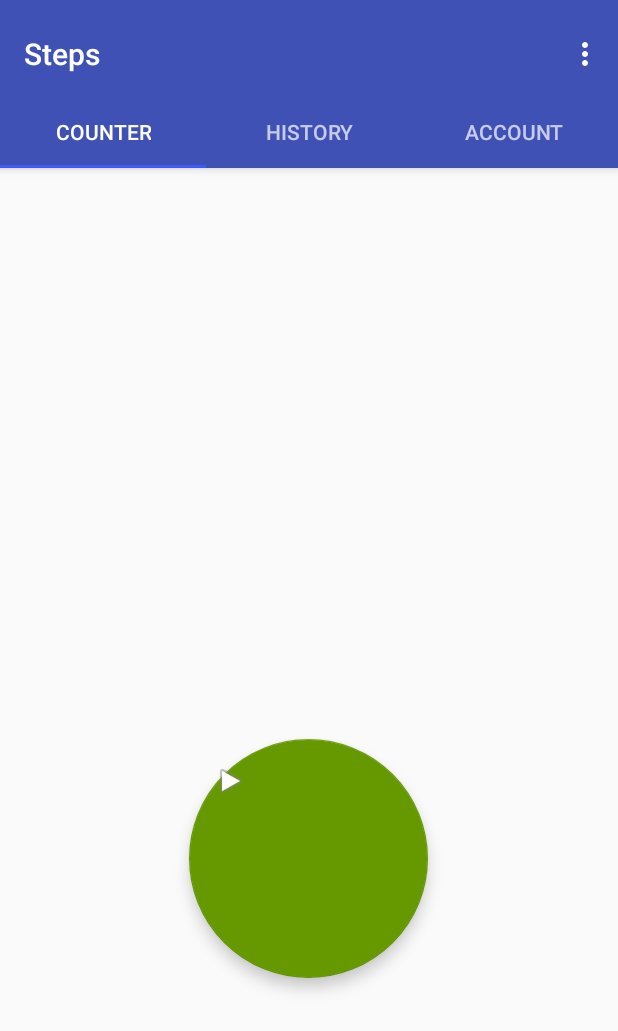
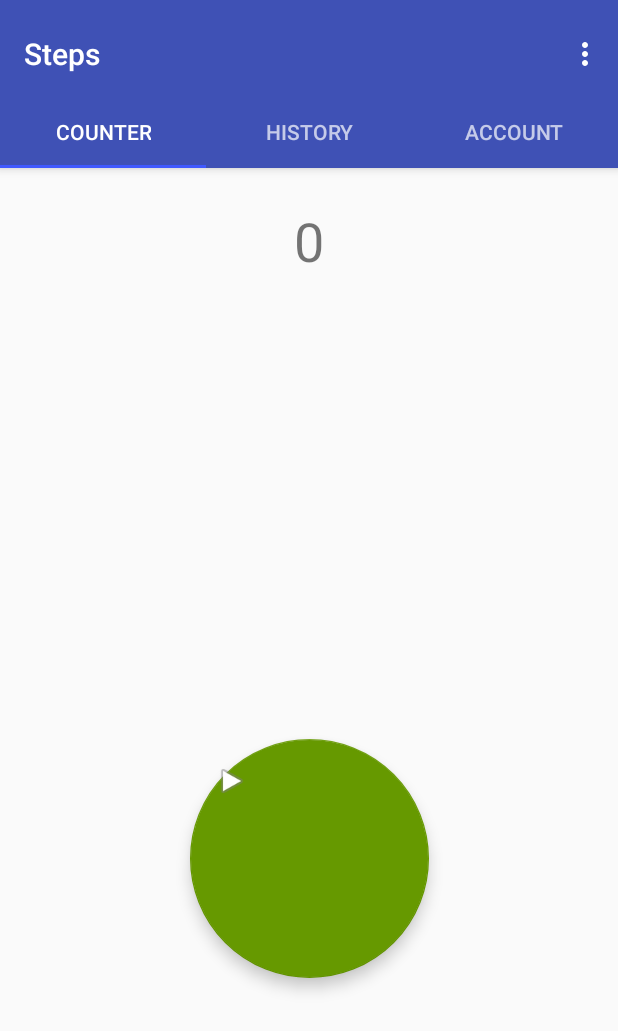
Before and after one commit to hitesh-2457/Steps, an Android app: the screen it shows after launch (MainActivity), in the options menu, after a tap on "Settings", on a phone screen of 412 x 824 dp. Shown: the top 1031 px of the screen. Run offline under Robolectric (Android 15) with nearby library versions, the phone set to English and light mode, and no system bars.

Commit message:
Step Detector working

```diff
--- a/app/src/main/java/com/utd/mxp165130/steps/MainActivity.java
+++ b/app/src/main/java/com/utd/mxp165130/steps/MainActivity.java
@@ -1,28 +1,31 @@
 package com.utd.mxp165130.steps;
 
+import android.hardware.Sensor;
+import android.hardware.SensorEvent;
+import android.hardware.SensorEventListener;
+import android.hardware.SensorManager;
+import android.os.Bundle;
 import android.support.design.widget.TabLayout;
-import android.support.design.widget.FloatingActionButton;
-import android.support.design.widget.Snackbar;
-import android.support.v7.app.AppCompatActivity;
-import android.support.v7.widget.DefaultItemAnimator;
-import android.support.v7.widget.LinearLayoutManager;
-import android.support.v7.widget.RecyclerView;
-import android.support.v7.widget.Toolbar;
-
 import android.support.v4.app.Fragment;
 import android.support.v4.app.FragmentManager;
 import android.support.v4.app.FragmentPagerAdapter;
 import android.support.v4.view.ViewPager;
-import android.os.Bundle;
-import android.view.LayoutInflater;
+import android.support.v7.app.AppCompatActivity;
+import android.support.v7.widget.Toolbar;
+import android.util.Log;
 import android.view.Menu;
 import android.view.MenuItem;
 import android.view.View;
-import android.view.ViewGroup;
-
 import android.widget.TextView;
 
-public class MainActivity extends AppCompatActivity {
+import static android.support.constraint.Constraints.TAG;
+
+public class MainActivity extends AppCompatActivity implements SensorEventListener {
+
+    private static SensorManager mSensorManager;
+    private static Sensor mStepDetector;
+    private int initialCount=0;
+    private TextView counter;
 
     /**
      * The {@link android.support.v4.view.PagerAdapter} that will provide
@@ -53,12 +56,16 @@ public class MainActivity extends AppCompatActivity {
         // Set up the ViewPager with the sections adapter.
         mViewPager = (ViewPager) findViewById(R.id.container);
         mViewPager.setAdapter(mSectionsPagerAdapter);
+        mViewPager.setOffscreenPageLimit(2);
 
         TabLayout tabLayout = (TabLayout) findViewById(R.id.tabs);
 
         mViewPager.addOnPageChangeListener(new TabLayout.TabLayoutOnPageChangeListener(tabLayout));
         tabLayout.addOnTabSelectedListener(new TabLayout.ViewPagerOnTabSelectedListener(mViewPager));
 
+        mSensorManager = (SensorManager)this.getSystemService(SENSOR_SERVICE);
+        mStepDetector = mSensorManager.getDefaultSensor(Sensor.TYPE_STEP_DETECTOR);
+        this.counter = (TextView) findViewById(R.id.textView8);
 
 //        RecyclerView recyclerView = (RecyclerView) findViewById(R.id.recyclerView);
 //
@@ -69,7 +76,6 @@ public class MainActivity extends AppCompatActivity {
 //        recyclerView.setAdapter(rAdapter);
 
     }
-
 
     @Override
     public boolean onCreateOptionsMenu(Menu menu) {
@@ -93,40 +99,71 @@ public class MainActivity extends AppCompatActivity {
         return super.onOptionsItemSelected(item);
     }
 
-    /**
-     * A placeholder fragment containing a simple view.
-     */
-    public static class PlaceholderFragment extends Fragment {
-        /**
-         * The fragment argument representing the section number for this
-         * fragment.
-         */
-        private static final String ARG_SECTION_NUMBER = "section_number";
+    @Override
+    public void onResume() {
+        super.onResume();
+        mSensorManager.registerListener(this, mStepDetector, SensorManager.SENSOR_DELAY_NORMAL);
+    }
 
-        public PlaceholderFragment() {
-        }
+    @Override
+    public void onPause() {
+        super.onPause();
+        mSensorManager.unregisterListener(this);
+    }
 
-        /**
-         * Returns a new instance of this fragment for the given section
-         * number.
-         */
-        public static PlaceholderFragment newInstance(int sectionNumber) {
-            PlaceholderFragment fragment = new PlaceholderFragment();
-            Bundle args = new Bundle();
-            args.putInt(ARG_SECTION_NUMBER, sectionNumber);
-            fragment.setArguments(args);
-            return fragment;
-        }
+    @Override
+    public void onSensorChanged(SensorEvent event) {
+        Log.i(TAG, "onSensorChanged: --------------------"+String.valueOf((int)event.values[0]));
+        this.initialCount += (int) event.values[0];
+        counter.setText(String.valueOf(initialCount));
+    }
 
-        @Override
-        public View onCreateView(LayoutInflater inflater, ViewGroup container,
-                                 Bundle savedInstanceState) {
-            View rootView = inflater.inflate(R.layout.fragment_main, container, false);
-            TextView textView = (TextView) rootView.findViewById(R.id.section_label);
-            textView.setText(getString(R.string.section_format, getArguments().getInt(ARG_SECTION_NUMBER)));
-            return rootView;
-        }
+    @Override
+    public void onAccuracyChanged(Sensor sensor, int accuracy) {
+
     }
+
+    public void startRec(View v){
+        counter = ((View)v.getParent()).findViewById(R.id.textView8);
+        counter.setVisibility(View.VISIBLE);
+        this.initialCount = 0;
+        counter.setText("0");
+    }
+
+//    /**
+//     * A placeholder fragment containing a simple view.
+//     */
+//    public static class PlaceholderFragment extends Fragment {
+//        /**
+//         * The fragment argument representing the section number for this
+//         * fragment.
+//         */
+//        private static final String ARG_SECTION_NUMBER = "section_number";
+//
+//        public PlaceholderFragment() {
+//        }
+//
+//        /**
+//         * Returns a new instance of this fragment for the given section
+//         * number.
+//         */
+//        public static PlaceholderFragment newInstance(int sectionNumber) {
+//            PlaceholderFragment fragment = new PlaceholderFragment();
+//            Bundle args = new Bundle();
+//            args.putInt(ARG_SECTION_NUMBER, sectionNumber);
+//            fragment.setArguments(args);
+//            return fragment;
+//        }
+//
+//        @Override
+//        public View onCreateView(LayoutInflater inflater, ViewGroup container,
+//                                 Bundle savedInstanceState) {
+//            View rootView = inflater.inflate(R.layout.fragment_main, container, false);
+//            TextView textView = (TextView) rootView.findViewById(R.id.textView8);
+//            textView.setText(getString(R.string.section_format, getArguments().getInt(ARG_SECTION_NUMBER)));
+//            return rootView;
+//        }
+//    }
 
 
 
@@ -140,14 +177,16 @@ public class MainActivity extends AppCompatActivity {
         public SectionsPagerAdapter(FragmentManager fm) {
             super(fm);
         }
+        private static final String TAG = "MyActivity";
 
         @Override
         public Fragment getItem(int position) {
+            Log.i(TAG,"getItem: --------------------"+position+"--------------------");
              if(position == 0){
                  return TabFragment1.newInstance();
              }
              else if(position == 1) {
-                 return  TabFragment2.newInstance();
+                 return TabFragment2.newInstance();
              }
              else  {
                  return TabFragment3.newInstance();
--- a/app/src/main/java/com/utd/mxp165130/steps/TabFragment1.java
+++ b/app/src/main/java/com/utd/mxp165130/steps/TabFragment1.java
@@ -1,12 +1,14 @@
 package com.utd.mxp165130.steps;
 
+import android.content.Context;
+import android.hardware.*;
 import android.os.Bundle;
+import android.support.design.widget.FloatingActionButton;
 import android.support.v4.app.Fragment;
+import android.util.Log;
 import android.view.LayoutInflater;
 import android.view.View;
 import android.view.ViewGroup;
-
-import com.utd.mxp165130.steps.R;
 
 public  class TabFragment1 extends Fragment {
 
@@ -20,6 +22,7 @@ public  class TabFragment1 extends Fragment {
 
     @Override
     public View onCreateView(LayoutInflater inflater, ViewGroup container, Bundle savedInstanceState) {
-        return inflater.inflate(R.layout.fragment_main, container, false);
+        View rootView = inflater.inflate(R.layout.fragment_main, container, false);
+        return rootView;
     }
 }
--- a/app/src/main/res/layout/fragment_main.xml
+++ b/app/src/main/res/layout/fragment_main.xml
@@ -8,29 +8,34 @@
     tools:context=".MainActivity$PlaceholderFragment">
 
     <TextView
-        android:id="@+id/section_label"
+        android:id="@+id/textView8"
         android:layout_width="wrap_content"
         android:layout_height="wrap_content"
-        android:layout_marginBottom="@dimen/activity_vertical_margin"
-        android:layout_marginEnd="@dimen/activity_horizontal_margin"
-        android:layout_marginStart="@dimen/activity_horizontal_margin"
-        android:layout_marginTop="@dimen/activity_vertical_margin"
-        app:layout_constraintLeft_toLeftOf="parent"
-        app:layout_constraintTop_toTopOf="@+id/constraintLayout"
-        tools:layout_constraintLeft_creator="1"
-        tools:layout_constraintTop_creator="1" />
+        android:layout_marginEnd="16dp"
+        android:layout_marginStart="16dp"
+        android:layout_marginTop="24dp"
+        android:text="TextView"
+        android:textSize="36sp"
+        android:visibility="invisible"
+        app:layout_constraintEnd_toEndOf="parent"
+        app:layout_constraintStart_toStartOf="parent"
+        app:layout_constraintTop_toTopOf="parent" />
 
     <android.support.design.widget.FloatingActionButton
         android:id="@+id/floatingActionButton"
         android:layout_width="221dp"
         android:layout_height="159dp"
         android:layout_marginBottom="117dp"
-        android:layout_marginStart="126dp"
+        android:layout_marginEnd="24dp"
+        android:layout_marginStart="24dp"
         android:layout_marginTop="276dp"
         android:clickable="true"
+        android:onClick="startRec"
         android:src="@android:drawable/ic_media_play"
         app:backgroundTint="@android:color/holo_green_dark"
         app:layout_constraintBottom_toBottomOf="parent"
+        app:layout_constraintEnd_toEndOf="parent"
+        app:layout_constraintHorizontal_bias="0.5"
         app:layout_constraintStart_toStartOf="parent"
         app:layout_constraintTop_toTopOf="parent"
         app:layout_constraintVertical_bias="0.487" />
--- a/build.gradle
+++ b/build.gradle
@@ -7,7 +7,7 @@ buildscript {
         jcenter()
     }
     dependencies {
-        classpath 'com.android.tools.build:gradle:3.1.1'
+        classpath 'com.android.tools.build:gradle:3.1.2'
 
 
         // NOTE: Do not place your application dependencies here; they belong
```
